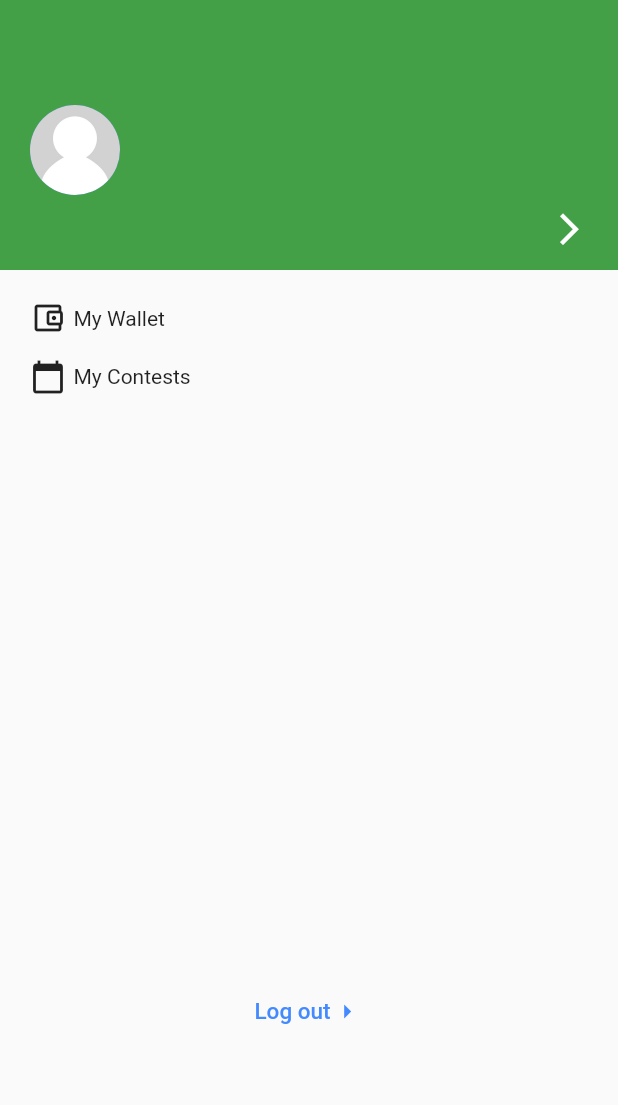
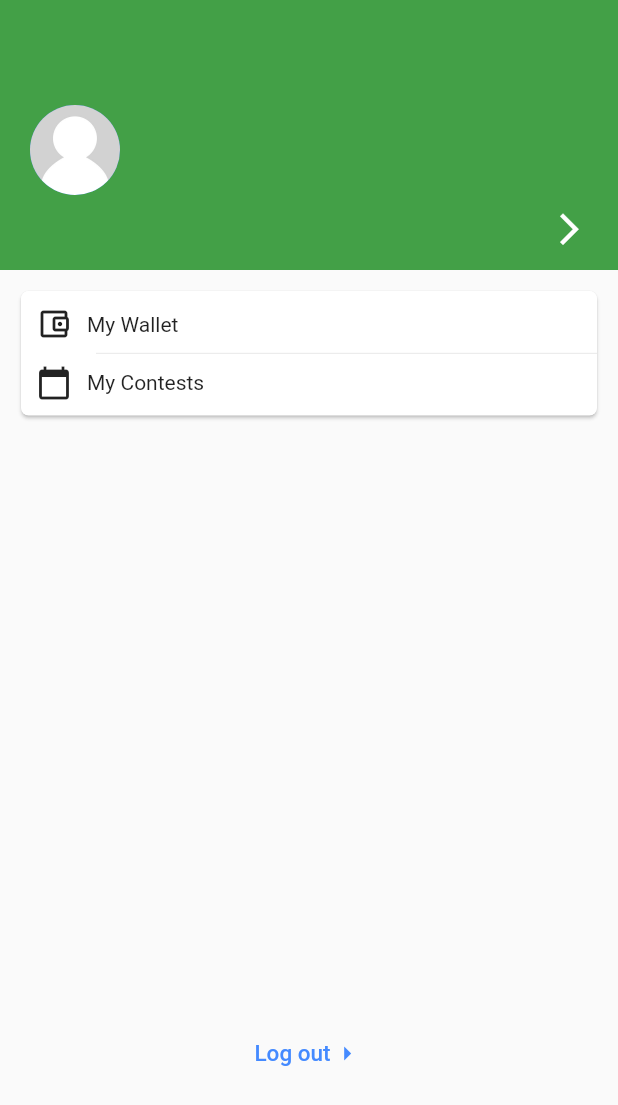
Before and after one commit to savitore/Try-Your-Luck, a Flutter app: the MyHeaderDrawer widget shown alone on an empty page, opened directly with empty values, on a phone screen of 412 x 824 dp. Shown: the top 1105 px of the screen. Run offline on Flutter 3.47's test engine with Material 2 defaults, Android fonts, the phone set to English and light mode, and no system bars; our stand-ins replace firebase_auth, firebase_core, fluttertoast, percent_indicator, pinput, shared_preferences and 1 more; accounts and stored records are empty; network calls fail.

Commit message:
bug fixes.

```diff
--- a/lib/screens/drawer.dart
+++ b/lib/screens/drawer.dart
@@ -24,10 +24,14 @@ class _MyHeaderDrawerState extends State<MyHeaderDrawer> {
         children: [
           loaded(),
           Padding(
-            padding: const EdgeInsets.only(top: 20,left: 20,right: 20),
+            padding: const EdgeInsets.all(10.0),
+            child: Card(
+              shape: RoundedRectangleBorder(borderRadius: BorderRadius.circular(5)),
+              child: Padding(
+                padding: const EdgeInsets.fromLTRB(10, 10, 0, 10),
                 child: Column(
                   children: [
-                InkWell(
+                    GestureDetector(
                       onTap: (){
                         Navigator.of(context).push(MaterialPageRoute(
                             builder: (context)=> Wallet()
@@ -36,13 +40,19 @@ class _MyHeaderDrawerState extends State<MyHeaderDrawer> {
                       child: Row(
                         children: [
                           Icon(Icons.account_balance_wallet_outlined),
-                      SizedBox(width: 5,),
+                          SizedBox(width: 10,),
                           Text('My Wallet')
                         ],
                       ),
                     ),
-                SizedBox(height: 15,),
-                InkWell(
+                    SizedBox(height: 5,),
+                    Divider(
+                      height: 5,
+                      thickness: 0.5,
+                      indent:40,
+                    ),
+                    SizedBox(height: 5,),
+                    GestureDetector(
                       onTap: (){
                         Navigator.of(context).push(MaterialPageRoute(
                             builder: (context)=> MyContests()
@@ -51,12 +61,14 @@ class _MyHeaderDrawerState extends State<MyHeaderDrawer> {
                       child: Row(
                         children: [
                           Icon(Icons.calendar_today),
-                      SizedBox(width: 5,),
+                          SizedBox(width: 10,),
                           Text('My Contests')
                         ],
                       ),
                     ),
                   ],
+                ),
+              ),
             ),
           ),
           SizedBox(height: 400,),
--- a/lib/screens/home.dart
+++ b/lib/screens/home.dart
@@ -277,15 +277,11 @@ class _HomeState extends State<Home> {
         ),
       ),
       drawer: Drawer(
-        backgroundColor: Colors.white,
+        backgroundColor: Colors.grey[100],
         child: SingleChildScrollView(
           child: Container(
-            color: Colors.white,
-            child: Column(
-              children: [
-                MyHeaderDrawer(phno.toString(),name)
-              ],
-            ),
+            // color: Colors.white,
+            child: MyHeaderDrawer(phno.toString(),name),
           ),
         ),
       ),
--- a/lib/screens/my_contests.dart
+++ b/lib/screens/my_contests.dart
@@ -95,6 +95,7 @@ class _MyContestsState extends State<MyContests> {
   @override
   Widget build(BuildContext context) {
       return flag==1 ? Scaffold(
+        backgroundColor: Colors.white,
           appBar: AppBar(
             backgroundColor: Colors.green.shade600,
             foregroundColor: Colors.white,
```
Lines whose indentation alone changed are shown as unchanged.
